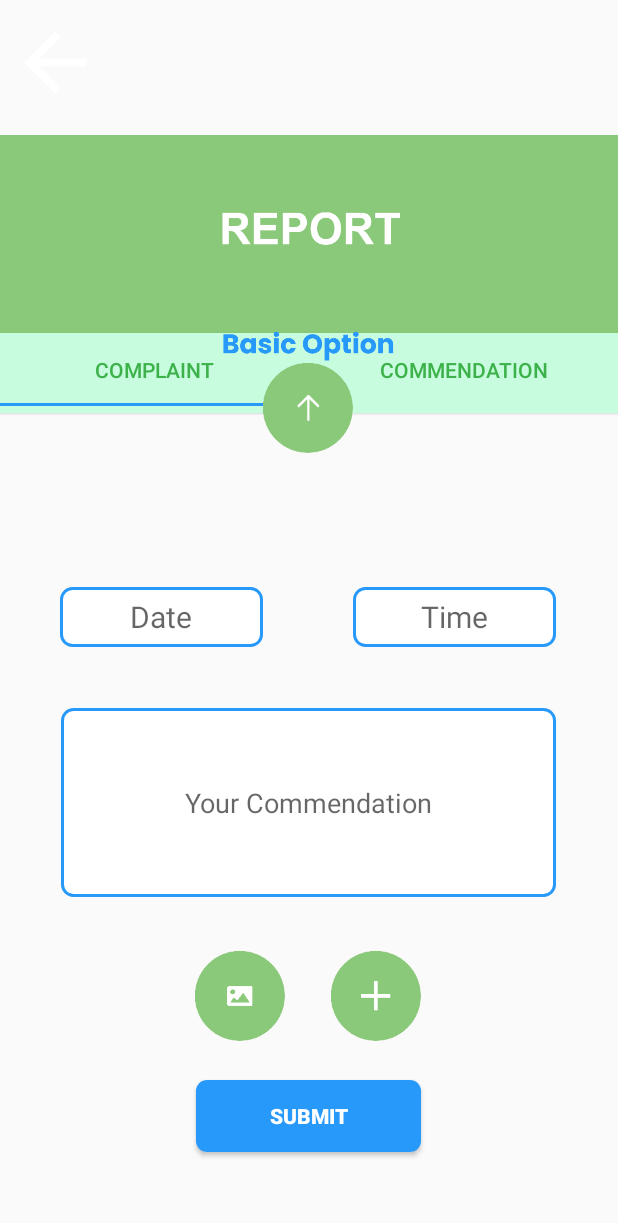
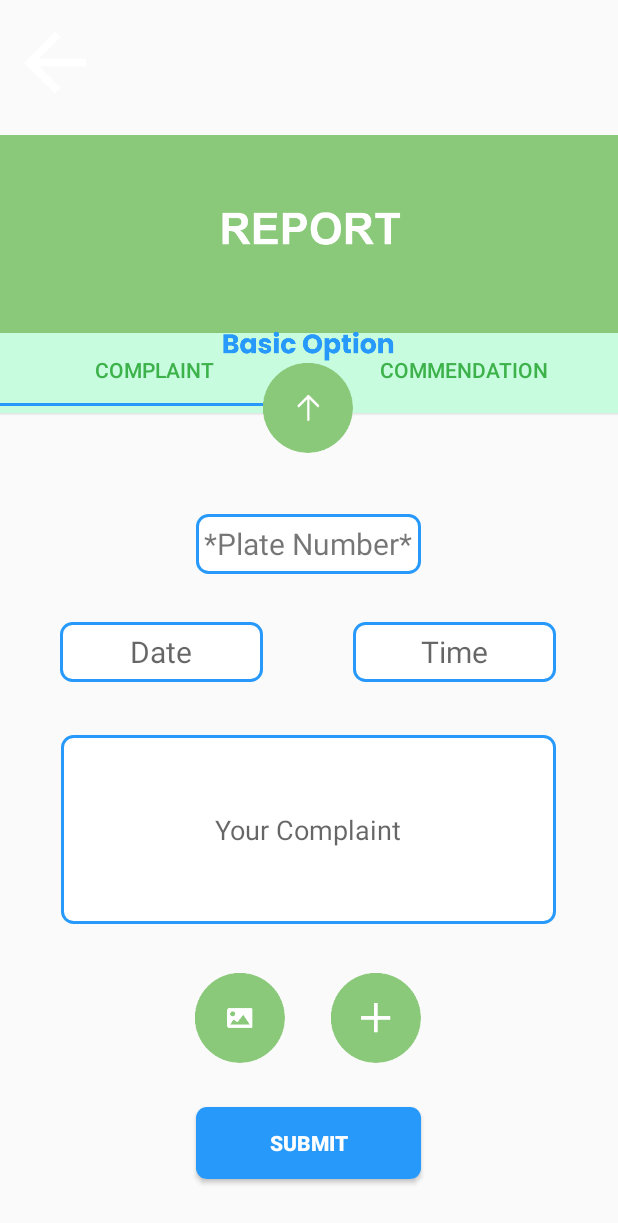
Before and after one commit to radgejoseph/speakup, an Android app: the ComplaintFragment screen opened directly, with no data from a screen before it, on a phone screen of 412 x 824 dp. Shown: the top 1223 px of the screen. Run offline under Robolectric (Android 15) with nearby library versions, the phone set to English and light mode, and no system bars.

Commit message:
(Minor Design Improvement (11:30AM)) UPDATE added Date and Time Picker (minor TEST UPDATE OCTOBER 1) RATEME, COMMENDATION, COMPLAINT

```diff
--- a/app/src/main/java/com/speakup/dfs/ComplaintFragment.java
+++ b/app/src/main/java/com/speakup/dfs/ComplaintFragment.java
@@ -77,7 +77,7 @@ public class ComplaintFragment extends Fragment {
     public View onCreateView(LayoutInflater inflater, ViewGroup container,
                              Bundle savedInstanceState) {
         // Inflate the layout for this fragment
-        View view = inflater.inflate(R.layout.fragment_commendation, container, false);
+        View view = inflater.inflate(R.layout.fragment_complaint, container, false);
 
 /* ↓↓↓↓↓↓↓↓↓↓↓↓↓↓↓↓↓↓↓↓↓↓↓↓↓↓↓↓↓↓ DATE PICKER ↓↓↓↓↓↓↓↓↓↓↓↓↓↓↓↓↓↓↓↓↓↓↓↓↓↓↓↓↓↓ */
         date_picker = view.findViewById(R.id.date_picker);
--- a/app/src/main/res/layout/fragment_commendation.xml
+++ b/app/src/main/res/layout/fragment_commendation.xml
@@ -39,25 +39,27 @@
         android:id="@+id/add_image_video"
         android:layout_width="60dp"
         android:layout_height="60dp"
+        android:contentDescription="@string/todo"
         android:src="@drawable/add_image_video"
         app:layout_constraintBottom_toBottomOf="parent"
         app:layout_constraintEnd_toEndOf="parent"
         app:layout_constraintHorizontal_bias="0.37"
         app:layout_constraintStart_toStartOf="parent"
         app:layout_constraintTop_toTopOf="parent"
-        app:layout_constraintVertical_bias="0.83" />
+        app:layout_constraintVertical_bias="0.849" />
 
     <ImageView
         android:id="@+id/add_audio"
         android:layout_width="60dp"
         android:layout_height="60dp"
+        android:contentDescription="@string/todo"
         android:src="@drawable/add_audio"
         app:layout_constraintBottom_toBottomOf="parent"
         app:layout_constraintEnd_toEndOf="parent"
         app:layout_constraintHorizontal_bias="0.626"
         app:layout_constraintStart_toStartOf="parent"
         app:layout_constraintTop_toTopOf="parent"
-        app:layout_constraintVertical_bias="0.83" />
+        app:layout_constraintVertical_bias="0.849" />
 
     <TextView
         android:id="@+id/date_picker"
@@ -65,14 +67,14 @@
         android:layout_height="40dp"
         android:background="@drawable/text_box_layout"
         android:gravity="center"
-        android:hint="Date"
+        android:hint="@string/date"
         android:textSize="20sp"
         app:layout_constraintBottom_toBottomOf="parent"
         app:layout_constraintEnd_toEndOf="parent"
         app:layout_constraintHorizontal_bias="0.144"
         app:layout_constraintStart_toStartOf="parent"
         app:layout_constraintTop_toTopOf="parent"
-        app:layout_constraintVertical_bias="0.499" />
+        app:layout_constraintVertical_bias="0.529" />
 
     <TextView
         android:id="@+id/time_picker"
@@ -80,14 +82,14 @@
         android:layout_height="40dp"
         android:background="@drawable/text_box_layout"
         android:gravity="center"
-        android:hint="Time"
+        android:hint="@string/time"
         android:textSize="20sp"
         app:layout_constraintBottom_toBottomOf="parent"
         app:layout_constraintEnd_toEndOf="parent"
         app:layout_constraintHorizontal_bias="0.851"
         app:layout_constraintStart_toStartOf="parent"
         app:layout_constraintTop_toTopOf="parent"
-        app:layout_constraintVertical_bias="0.499" />
+        app:layout_constraintVertical_bias="0.529" />
 
     <Button
         android:id="@+id/register_button"
@@ -102,7 +104,7 @@
         app:layout_constraintHorizontal_bias="0.498"
         app:layout_constraintStart_toStartOf="parent"
         app:layout_constraintTop_toTopOf="parent"
-        app:layout_constraintVertical_bias="0.928"
+        app:layout_constraintVertical_bias="0.951"
         tools:ignore="MissingConstraints" />
 
     <EditText
@@ -112,13 +114,28 @@
         android:background="@drawable/text_box_layout"
         android:ems="10"
         android:gravity="center"
-        android:hint="Your Commendation"
+        android:hint="@string/your_commendation"
         android:inputType="textMultiLine"
         app:layout_constraintBottom_toBottomOf="parent"
         app:layout_constraintEnd_toEndOf="parent"
         app:layout_constraintHorizontal_bias="0.493"
         app:layout_constraintStart_toStartOf="parent"
         app:layout_constraintTop_toTopOf="parent"
-        app:layout_constraintVertical_bias="0.676" />
+        app:layout_constraintVertical_bias="0.702" />
+
+    <TextView
+        android:id="@+id/plate_number"
+        android:layout_width="150dp"
+        android:layout_height="40dp"
+        android:background="@drawable/text_box_layout"
+        android:gravity="center"
+        android:text="*Plate Number*"
+        android:textSize="20sp"
+        app:layout_constraintBottom_toBottomOf="parent"
+        app:layout_constraintEnd_toEndOf="parent"
+        app:layout_constraintHorizontal_bias="0.498"
+        app:layout_constraintStart_toStartOf="parent"
+        app:layout_constraintTop_toTopOf="parent"
+        app:layout_constraintVertical_bias="0.437" />
 
 </androidx.constraintlayout.widget.ConstraintLayout>
--- a/app/src/main/res/layout/fragment_complaint.xml
+++ b/app/src/main/res/layout/fragment_complaint.xml
@@ -20,6 +20,7 @@
         app:layout_constraintVertical_bias="0.0"
         app:srcCompat="@drawable/basic_option" />
 
+
     <ImageView
         android:id="@+id/imageView9"
         android:layout_width="154dp"
@@ -37,25 +38,27 @@
         android:id="@+id/add_image_video"
         android:layout_width="60dp"
         android:layout_height="60dp"
+        android:contentDescription="@string/todo"
         android:src="@drawable/add_image_video"
         app:layout_constraintBottom_toBottomOf="parent"
         app:layout_constraintEnd_toEndOf="parent"
         app:layout_constraintHorizontal_bias="0.37"
         app:layout_constraintStart_toStartOf="parent"
         app:layout_constraintTop_toTopOf="parent"
-        app:layout_constraintVertical_bias="0.83" />
+        app:layout_constraintVertical_bias="0.849" />
 
     <ImageView
         android:id="@+id/add_audio"
         android:layout_width="60dp"
         android:layout_height="60dp"
+        android:contentDescription="@string/todo"
         android:src="@drawable/add_audio"
         app:layout_constraintBottom_toBottomOf="parent"
         app:layout_constraintEnd_toEndOf="parent"
         app:layout_constraintHorizontal_bias="0.626"
         app:layout_constraintStart_toStartOf="parent"
         app:layout_constraintTop_toTopOf="parent"
-        app:layout_constraintVertical_bias="0.83" />
+        app:layout_constraintVertical_bias="0.849" />
 
     <TextView
         android:id="@+id/date_picker"
@@ -63,14 +66,14 @@
         android:layout_height="40dp"
         android:background="@drawable/text_box_layout"
         android:gravity="center"
-        android:hint="Date"
+        android:hint="@string/date"
         android:textSize="20sp"
         app:layout_constraintBottom_toBottomOf="parent"
         app:layout_constraintEnd_toEndOf="parent"
         app:layout_constraintHorizontal_bias="0.144"
         app:layout_constraintStart_toStartOf="parent"
         app:layout_constraintTop_toTopOf="parent"
-        app:layout_constraintVertical_bias="0.499" />
+        app:layout_constraintVertical_bias="0.529" />
 
     <TextView
         android:id="@+id/time_picker"
@@ -78,14 +81,14 @@
         android:layout_height="40dp"
         android:background="@drawable/text_box_layout"
         android:gravity="center"
-        android:hint="Time"
+        android:hint="@string/time"
         android:textSize="20sp"
         app:layout_constraintBottom_toBottomOf="parent"
         app:layout_constraintEnd_toEndOf="parent"
         app:layout_constraintHorizontal_bias="0.851"
         app:layout_constraintStart_toStartOf="parent"
         app:layout_constraintTop_toTopOf="parent"
-        app:layout_constraintVertical_bias="0.499" />
+        app:layout_constraintVertical_bias="0.529" />
 
     <Button
         android:id="@+id/register_button"
@@ -100,7 +103,7 @@
         app:layout_constraintHorizontal_bias="0.498"
         app:layout_constraintStart_toStartOf="parent"
         app:layout_constraintTop_toTopOf="parent"
-        app:layout_constraintVertical_bias="0.928"
+        app:layout_constraintVertical_bias="0.951"
         tools:ignore="MissingConstraints" />
 
     <EditText
@@ -110,13 +113,28 @@
         android:background="@drawable/text_box_layout"
         android:ems="10"
         android:gravity="center"
-        android:hint="Your Complaint"
+        android:hint="@string/your_complaint"
         android:inputType="textMultiLine"
         app:layout_constraintBottom_toBottomOf="parent"
         app:layout_constraintEnd_toEndOf="parent"
         app:layout_constraintHorizontal_bias="0.493"
         app:layout_constraintStart_toStartOf="parent"
         app:layout_constraintTop_toTopOf="parent"
-        app:layout_constraintVertical_bias="0.676" />
+        app:layout_constraintVertical_bias="0.702" />
+
+    <TextView
+        android:id="@+id/plate_number"
+        android:layout_width="150dp"
+        android:layout_height="40dp"
+        android:background="@drawable/text_box_layout"
+        android:gravity="center"
+        android:text="*Plate Number*"
+        android:textSize="20sp"
+        app:layout_constraintBottom_toBottomOf="parent"
+        app:layout_constraintEnd_toEndOf="parent"
+        app:layout_constraintHorizontal_bias="0.498"
+        app:layout_constraintStart_toStartOf="parent"
+        app:layout_constraintTop_toTopOf="parent"
+        app:layout_constraintVertical_bias="0.437" />
 
 </androidx.constraintlayout.widget.ConstraintLayout>
--- a/app/src/main/res/values/strings.xml
+++ b/app/src/main/res/values/strings.xml
@@ -33,4 +33,8 @@
     <string name="complaint">COMPLAINT</string>
     <string name="commendation">COMMENDATION</string>
     <string name="SUBMIT">SUBMIT</string>
+    <string name="your_complaint">Your Complaint</string>
+    <string name="your_commendation">Your Commendation</string>
+    <string name="date">Date</string>
+    <string name="time">Time</string>
 </resources>
```
